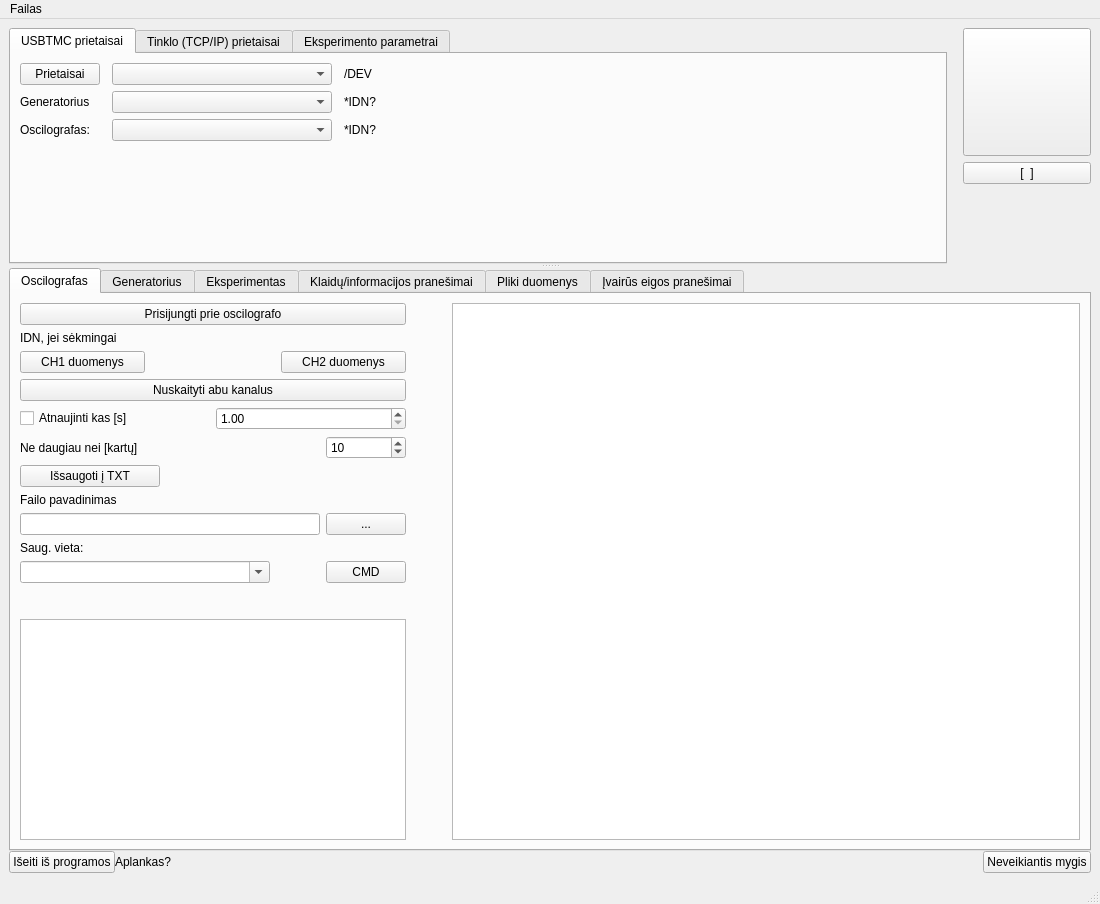
Before: the Qt Designer form UIfiles/GUIThread.ui in userIsTaken/TryUSB, drawn with Qt 5.
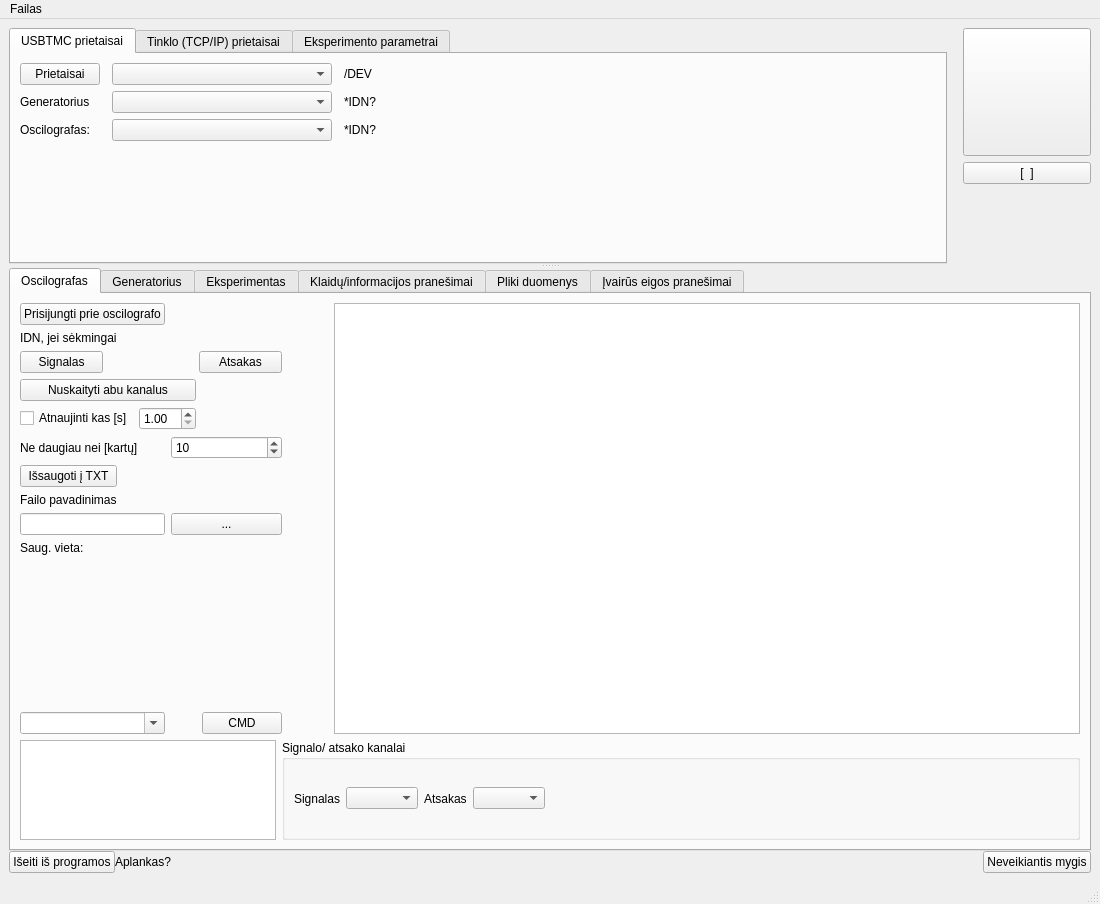
After: the same form once the commit is applied. Icons and pictures are not drawn. Custom widgets are drawn as their Qt base class.

The edit to the form file:
```diff
--- a/UIfiles/GUIThread.ui
+++ b/UIfiles/GUIThread.ui
@@ -636,7 +636,7 @@
               </property>
              </widget>
             </item>
-            <item row="0" column="3" rowspan="12">
+            <item row="0" column="5" rowspan="10">
              <widget class="PlotWidget" name="dataViewWidget">
               <property name="minimumSize">
                <size>
@@ -646,7 +646,7 @@
               </property>
              </widget>
             </item>
-            <item row="1" column="0" colspan="2">
+            <item row="1" column="0" colspan="4">
              <layout class="QGridLayout" name="gridLayout_8">
               <item row="0" column="0" colspan="3">
                <widget class="QLabel" name="idn_label_oscilograph">
@@ -670,7 +670,7 @@
               <item row="1" column="0">
                <widget class="QPushButton" name="getVoltsFromCH1_button">
                 <property name="text">
-                 <string>CH1 duomenys</string>
+                 <string>Signalas</string>
                 </property>
                </widget>
               </item>
@@ -693,13 +693,13 @@
               <item row="1" column="2">
                <widget class="QPushButton" name="getVoltasFromCH2_button">
                 <property name="text">
-                 <string>CH2 duomenys</string>
+                 <string>Atsakas</string>
                 </property>
                </widget>
               </item>
              </layout>
             </item>
-            <item row="1" column="2">
+            <item row="1" column="4">
              <spacer name="horizontalSpacer_10">
               <property name="orientation">
                <enum>Qt::Horizontal</enum>
@@ -715,7 +715,7 @@
               </property>
              </spacer>
             </item>
-            <item row="2" column="0" colspan="2">
+            <item row="2" column="0" colspan="3">
              <layout class="QGridLayout" name="gridLayout_9">
               <item row="0" column="0" colspan="2">
                <widget class="QPushButton" name="getDatafromBothChannels_button">
@@ -743,14 +743,14 @@
               </item>
              </layout>
             </item>
-            <item row="3" column="0">
+            <item row="3" column="0" colspan="2">
              <widget class="QLabel" name="label_3">
               <property name="text">
                <string>Ne daugiau nei [kartų]</string>
               </property>
              </widget>
             </item>
-            <item row="3" column="1">
+            <item row="3" column="2" colspan="2">
              <widget class="QSpinBox" name="noMoreThanTimes_oscilograph">
               <property name="minimum">
                <number>1</number>
@@ -786,7 +786,7 @@
               </property>
              </widget>
             </item>
-            <item row="6" column="0">
+            <item row="6" column="0" colspan="2">
              <widget class="QLineEdit" name="textForTXTName">
               <property name="maximumSize">
                <size>
@@ -796,53 +796,7 @@
               </property>
              </widget>
             </item>
-            <item row="8" column="0">
-             <widget class="QComboBox" name="cmdBoxForOSC">
-              <property name="maximumSize">
-               <size>
-                <width>250</width>
-                <height>16777215</height>
-               </size>
-              </property>
-              <property name="editable">
-               <bool>true</bool>
-              </property>
-             </widget>
-            </item>
-            <item row="10" column="0">
-             <spacer name="verticalSpacer_2">
-              <property name="orientation">
-               <enum>Qt::Vertical</enum>
-              </property>
-              <property name="sizeType">
-               <enum>QSizePolicy::Minimum</enum>
-              </property>
-              <property name="sizeHint" stdset="0">
-               <size>
-                <width>20</width>
-                <height>18</height>
-               </size>
-              </property>
-             </spacer>
-            </item>
-            <item row="11" column="0" colspan="2">
-             <widget class="QPlainTextEdit" name="plainConfigOscilograph">
-              <property name="sizePolicy">
-               <sizepolicy hsizetype="Preferred" vsizetype="Expanding">
-                <horstretch>0</horstretch>
-                <verstretch>0</verstretch>
-               </sizepolicy>
-              </property>
-             </widget>
-            </item>
-            <item row="8" column="1">
-             <widget class="QPushButton" name="sendCustomCMDoscil">
-              <property name="text">
-               <string>CMD</string>
-              </property>
-             </widget>
-            </item>
-            <item row="6" column="1">
+            <item row="6" column="2" colspan="2">
              <widget class="QPushButton" name="path_button">
               <property name="text">
                <string>...</string>
@@ -856,6 +810,119 @@
               </property>
              </widget>
             </item>
+            <item row="8" column="1">
+             <spacer name="verticalSpacer_2">
+              <property name="orientation">
+               <enum>Qt::Vertical</enum>
+              </property>
+              <property name="sizeHint" stdset="0">
+               <size>
+                <width>20</width>
+                <height>30</height>
+               </size>
+              </property>
+             </spacer>
+            </item>
+            <item row="9" column="3">
+             <widget class="QPushButton" name="sendCustomCMDoscil">
+              <property name="maximumSize">
+               <size>
+                <width>80</width>
+                <height>16777215</height>
+               </size>
+              </property>
+              <property name="text">
+               <string>CMD</string>
+              </property>
+             </widget>
+            </item>
+            <item row="10" column="0" colspan="6">
+             <layout class="QHBoxLayout" name="horizontalLayout_4">
+              <item>
+               <widget class="QPlainTextEdit" name="plainConfigOscilograph">
+                <property name="sizePolicy">
+                 <sizepolicy hsizetype="Preferred" vsizetype="Fixed">
+                  <horstretch>0</horstretch>
+                  <verstretch>0</verstretch>
+                 </sizepolicy>
+                </property>
+                <property name="maximumSize">
+                 <size>
+                  <width>16777215</width>
+                  <height>100</height>
+                 </size>
+                </property>
+               </widget>
+              </item>
+              <item>
+               <widget class="QGroupBox" name="groupBox_6">
+                <property name="sizePolicy">
+                 <sizepolicy hsizetype="Preferred" vsizetype="Fixed">
+                  <horstretch>0</horstretch>
+                  <verstretch>0</verstretch>
+                 </sizepolicy>
+                </property>
+                <property name="maximumSize">
+                 <size>
+                  <width>16777215</width>
+                  <height>120</height>
+                 </size>
+                </property>
+                <property name="title">
+                 <string>Signalo/ atsako kanalai</string>
+                </property>
+                <layout class="QHBoxLayout" name="horizontalLayout_3">
+                 <item>
+                  <widget class="QLabel" name="label_5">
+                   <property name="text">
+                    <string>Signalas</string>
+                   </property>
+                  </widget>
+                 </item>
+                 <item>
+                  <widget class="QComboBox" name="signalChannelOscBox"/>
+                 </item>
+                 <item>
+                  <widget class="QLabel" name="label_6">
+                   <property name="text">
+                    <string>Atsakas</string>
+                   </property>
+                  </widget>
+                 </item>
+                 <item>
+                  <widget class="QComboBox" name="responseChannelOscBox"/>
+                 </item>
+                 <item>
+                  <spacer name="horizontalSpacer_16">
+                   <property name="orientation">
+                    <enum>Qt::Horizontal</enum>
+                   </property>
+                   <property name="sizeHint" stdset="0">
+                    <size>
+                     <width>458</width>
+                     <height>20</height>
+                    </size>
+                   </property>
+                  </spacer>
+                 </item>
+                </layout>
+               </widget>
+              </item>
+             </layout>
+            </item>
+            <item row="9" column="0" colspan="2">
+             <widget class="QComboBox" name="cmdBoxForOSC">
+              <property name="maximumSize">
+               <size>
+                <width>250</width>
+                <height>16777215</height>
+               </size>
+              </property>
+              <property name="editable">
+               <bool>true</bool>
+              </property>
+             </widget>
+            </item>
            </layout>
           </widget>
           <widget class="QWidget" name="generator_tab">
```
